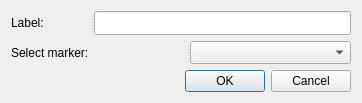
First picture: the form in scribus/ui/mark2mark.ui, repository scribusproject/scribus, before the edit.
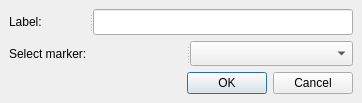
Second picture: the form after the edit.

Commit message: #16467: Unify margins and spacing for dialogs, set 6 <bubu>

What changed in the file:
```diff
--- a/scribus/ui/mark2mark.ui
+++ b/scribus/ui/mark2mark.ui
@@ -32,6 +32,18 @@
    <string>Dialog</string>
   </property>
   <layout class="QVBoxLayout" name="verticalLayout">
+   <property name="leftMargin">
+    <number>9</number>
+   </property>
+   <property name="topMargin">
+    <number>9</number>
+   </property>
+   <property name="rightMargin">
+    <number>9</number>
+   </property>
+   <property name="bottomMargin">
+    <number>9</number>
+   </property>
    <item>
     <widget class="QSplitter" name="splitter">
      <property name="orientation">
```
The commit also changes 5 other files.
